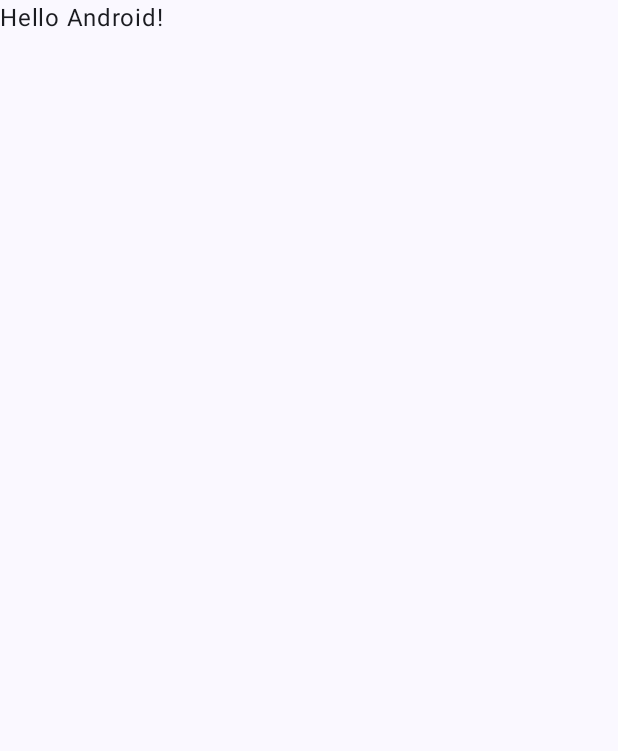
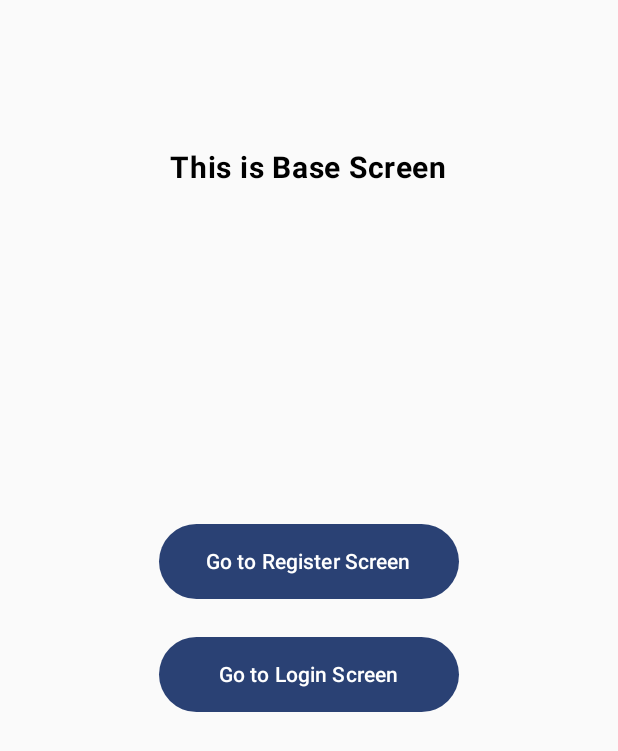
Before and after one commit to delon-nazara/campus-project-pm-end-semester, an Android app built with Jetpack Compose: the screen it shows after launch (MainActivity), on a phone screen of 412 x 824 dp. Before the commit the part shown is almost empty. Shown: the top 751 px of the screen. Run offline under Robolectric (Android 15) with nearby library versions, the phone set to English and light mode, and no system bars.

Commit message:
Add base screen

```diff
--- a/app/src/main/java/com/example/proyekakhirpemrogramanmobile/MainActivity.kt
+++ b/app/src/main/java/com/example/proyekakhirpemrogramanmobile/MainActivity.kt
@@ -11,37 +11,17 @@ import androidx.compose.material3.Text
 import androidx.compose.runtime.Composable
 import androidx.compose.ui.Modifier
 import androidx.compose.ui.tooling.preview.Preview
+import com.example.proyekakhirpemrogramanmobile.ui.BaseScreen
 import com.example.proyekakhirpemrogramanmobile.ui.theme.ProyekAkhirPemrogramanMobileTheme
 
 class MainActivity : ComponentActivity() {
     override fun onCreate(savedInstanceState: Bundle?) {
         super.onCreate(savedInstanceState)
-        enableEdgeToEdge()
+//        enableEdgeToEdge()
         setContent {
             ProyekAkhirPemrogramanMobileTheme {
-                Scaffold(modifier = Modifier.fillMaxSize()) { innerPadding ->
-                    Greeting(
-                        name = "Android",
-                        modifier = Modifier.padding(innerPadding)
-                    )
-                }
+                BaseScreen()
             }
         }
     }
 }
-
-@Composable
-fun Greeting(name: String, modifier: Modifier = Modifier) {
-    Text(
-        text = "Hello $name!",
-        modifier = modifier
-    )
-}
-
-@Preview(showBackground = true)
-@Composable
-fun GreetingPreview() {
-    ProyekAkhirPemrogramanMobileTheme {
-        Greeting("Android")
-    }
-}
--- /dev/null
+++ b/app/src/main/java/com/example/proyekakhirpemrogramanmobile/ui/BaseScreen.kt
@@ -0,0 +1,59 @@
+package com.example.proyekakhirpemrogramanmobile.ui
+
+import androidx.compose.foundation.layout.Arrangement
+import androidx.compose.foundation.layout.Box
+import androidx.compose.foundation.layout.Column
+import androidx.compose.foundation.layout.Spacer
+import androidx.compose.foundation.layout.fillMaxSize
+import androidx.compose.foundation.layout.height
+import androidx.compose.foundation.layout.padding
+import androidx.compose.foundation.layout.width
+import androidx.compose.material3.Button
+import androidx.compose.material3.Text
+import androidx.compose.runtime.Composable
+import androidx.compose.ui.Alignment
+import androidx.compose.ui.Modifier
+import androidx.compose.ui.res.stringResource
+import androidx.compose.ui.text.font.FontWeight
+import androidx.compose.ui.unit.dp
+import androidx.compose.ui.unit.sp
+import com.example.proyekakhirpemrogramanmobile.R
+
+@Composable
+fun BaseScreen() {
+    Box(
+        modifier = Modifier
+            .fillMaxSize()
+            .padding(vertical = 100.dp)
+    ) {
+        Text(
+            text = stringResource(R.string.this_is_base_screen),
+            fontWeight = FontWeight.Bold,
+            fontSize = 20.sp,
+            modifier = Modifier.align(Alignment.TopCenter)
+        )
+        Column(
+            verticalArrangement = Arrangement.Center,
+            horizontalAlignment = Alignment.CenterHorizontally,
+            modifier = Modifier.align(Alignment.Center)
+        ) {
+            Button(
+                onClick = {},
+                modifier = Modifier
+                    .width(200.dp)
+                    .height(50.dp)
+            ) {
+                Text(text = stringResource(R.string.go_to_register_screen))
+            }
+            Spacer(modifier = Modifier.height(25.dp))
+            Button(
+                onClick = {},
+                modifier = Modifier
+                    .width(200.dp)
+                    .height(50.dp)
+            ) {
+                Text(text = stringResource(R.string.go_to_login_screen))
+            }
+        }
+    }
+}
--- a/app/src/main/res/values/strings.xml
+++ b/app/src/main/res/values/strings.xml
@@ -1,3 +1,7 @@
 <resources>
-    <string name="app_name">ProyekAkhirPemrogramanMobile</string>
+    <string name="app_name">Central Class</string>
+    <string name="base_screen">Base Screen</string>
+    <string name="go_to_register_screen">Go to Register Screen</string>
+    <string name="go_to_login_screen">Go to Login Screen</string>
+    <string name="this_is_base_screen">This is Base Screen</string>
 </resources>
```
